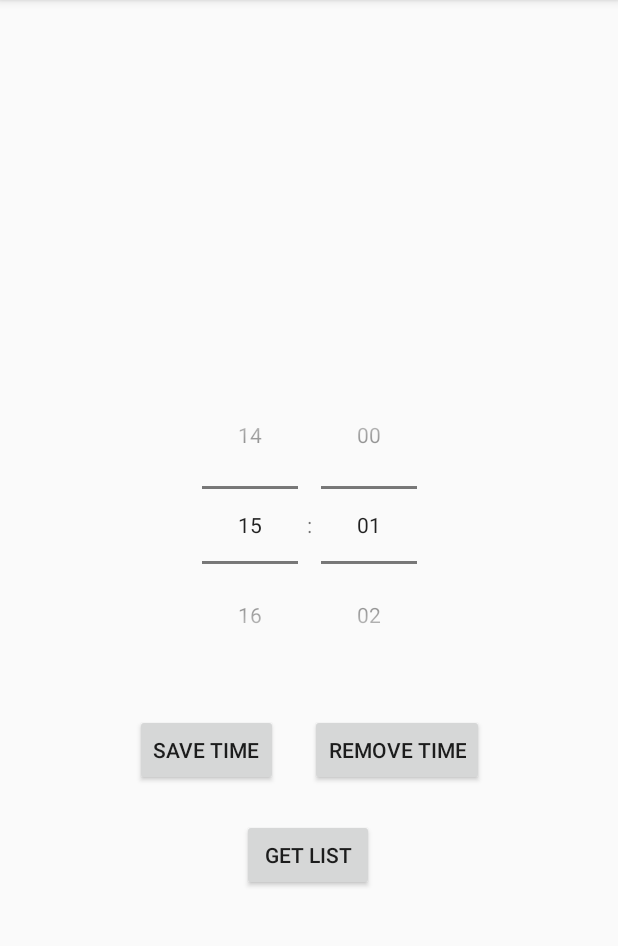
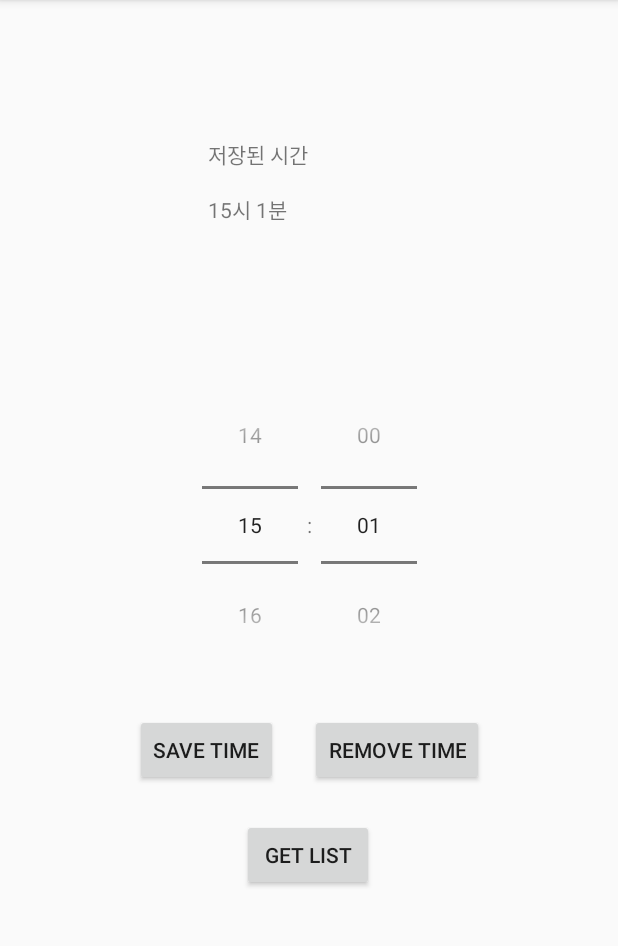
Before and after one commit to baejny/AlarmProject, an Android app: the screen it shows after launch (MainActivity), after a tap on "GET LIST", on a phone screen of 412 x 824 dp, the part 84-1030 px from its top. Run offline under Robolectric (Android 15) with nearby library versions, the phone set to English and light mode, and no system bars.

Commit message:
Merge branch 'master' of https://github.com/baejny/AlarmProject
# Conflicts:
#	app/src/main/java/com/example/alarmproject/MainActivity.java

```diff
--- a/app/src/main/AndroidManifest.xml
+++ b/app/src/main/AndroidManifest.xml
@@ -28,7 +28,6 @@
         </receiver>
 
         <receiver android:name=".AlarmReceiver" />
-
     </application>
 
 </manifest>
--- a/app/src/main/java/com/example/alarmproject/MainActivity.java
+++ b/app/src/main/java/com/example/alarmproject/MainActivity.java
@@ -43,36 +43,13 @@ public class MainActivity extends AppCompatActivity {
         alarmCount = sharedPreferences.getInt("alarmCount", 0);
         Log.d("test", String.valueOf(alarmCount));
 
-
-        /*
-        // 앞서 설정한 값으로 보여주기
-        // 없으면 디폴트 값은 현재시간
-        SharedPreferences sharedPreferences = getSharedPreferences("daily alarm", MODE_PRIVATE);
-        long millis = sharedPreferences.getLong("nextNotifyTime", Calendar.getInstance().getTimeInMillis());
-        Calendar nextNotifyTime = new GregorianCalendar();
-        nextNotifyTime.setTimeInMillis(millis);
-        Date nextDate = nextNotifyTime.getTime();
-        String date_text = new SimpleDateFormat("yyyy년 MM월 dd일 EE요일 a hh시 mm분 ", Locale.getDefault()).format(nextDate);
-        Toast.makeText(getApplicationContext(),"[처음 실행시] 다음 알람은 " + date_text + "으로 알람이 설정되었습니다!", Toast.LENGTH_SHORT).show();
-        // 이전 설정값으로 TimePicker 초기화
-        Date currentTime = nextNotifyTime.getTime();
-        SimpleDateFormat HourFormat = new SimpleDateFormat("kk", Locale.getDefault());
-        SimpleDateFormat MinuteFormat = new SimpleDateFormat("mm", Locale.getDefault());
-        int pre_hour = Integer.parseInt(HourFormat.format(currentTime));
-        int pre_minute = Integer.parseInt(MinuteFormat.format(currentTime));
-        if (Build.VERSION.SDK_INT >= 23 ){
-            picker.setHour(pre_hour);
-            picker.setMinute(pre_minute);
-        }
-        else{
-            picker.setCurrentHour(pre_hour);
-            picker.setCurrentMinute(pre_minute);
-        }
-         */
+        final TextView textView = (TextView)findViewById(R.id.textView);
 
         Button button = (Button) findViewById(R.id.button);
         Button DeleteBtn= (Button) findViewById(R.id.button2);
         Button listBtn = (Button) findViewById(R.id.button3);
+
+        // 등록
         button.setOnClickListener(new View.OnClickListener() {
             @Override
             public void onClick(View arg0) {
@@ -95,7 +72,7 @@ public class MainActivity extends AppCompatActivity {
                 calendar.set(Calendar.SECOND, 0);
 
                 //  AlarmManager 등록 및 Preference에 설정한 값 저장
-                if (alarmCount < 4) {
+                if (alarmCount < 5) {
                     for (int i = 0; i < 5; i++) {
                         if (sharedPreferences.getLong(String.valueOf(i), 0) == 0) {
                             alarmPointer = i;
@@ -118,7 +95,7 @@ public class MainActivity extends AppCompatActivity {
                     editor.apply();
 
                     alarmCount++;
-                    diaryNotification(calendar, alarmCount);
+                    diaryNotification(calendar, alarmPointer);
 
                 }else{
                     Toast.makeText(getApplicationContext(), "알람이 가득 찼습니다.", Toast.LENGTH_SHORT).show();
@@ -130,12 +107,27 @@ public class MainActivity extends AppCompatActivity {
             @Override
             public void onClick(View arg0) {
                 if(alarmCount > 0){
-                    for (int i = 0; i < 5; i++) {
-                        if (sharedPreferences.getLong(String.valueOf(i), 0) == 0) {
-                            alarmPointer = i;
+                    SharedPreferences.Editor editor = getSharedPreferences("daily alarm", MODE_PRIVATE).edit();
+
+                    int i;
+                    for (i = 0;i < 5; i++) {
+                        Log.d("int i", String.valueOf(i));
+                        Log.d("SP", String.valueOf(sharedPreferences.getLong(String.valueOf(i),0)));
+                        Log.d("SSPP", String.valueOf((long)calendar.getTimeInMillis()));
+                        if (sharedPreferences.getLong(String.valueOf(i), 0) == (long)calendar.getTimeInMillis()) {
+                            editor.remove(String.valueOf(i));
+                            editor.apply();
+
+                            alarmCount--;
+                            cancelAlarm(calendar, i);
+
+                            Date currentDateTime = calendar.getTime();
+                            String date_text = new SimpleDateFormat("yyyy년 MM월 dd일 EEE a hh시 mm분 ", Locale.getDefault()).format(currentDateTime);
+                            Toast.makeText(getApplicationContext(), date_text + "의 알람이 삭제되었습니다.", Toast.LENGTH_SHORT).show();
                             break;
                         }
                     }
+
                 }else{
                     Toast.makeText(getApplicationContext(), "삭제할 알람이 없습니다.", Toast.LENGTH_SHORT).show();
                 }
@@ -146,28 +138,49 @@ public class MainActivity extends AppCompatActivity {
         listBtn.setOnClickListener(new View.OnClickListener(){
             @Override
             public void onClick(View arg0){
-                TextView textView = (TextView)findViewById(R.id.textView);
-                SharedPreferences sharedPreferences = getSharedPreferences("daily alarm", MODE_PRIVATE);
-                for (int i = 0; i < 5; i++) {
-                    if (sharedPreferences.getLong(String.valueOf(i), 0) == 1) {
-                        textView.setText(String.valueOf(i));
+                SharedPreferences.Editor editor = getSharedPreferences("daily alarm", MODE_PRIVATE).edit();
+                // 분은 잘 나옴. 시간이 다름
+                String hour_t, min_t;
+                long dayint = 24*60*60*1000;
+                long hourint = 60*60*1000;
+                long minuteint = 60*1000;
+                long day, hours, mins, save;
+
+                textView.setText("저장된 시간"+"\n");
+                for (int i = 0;i < 5; i++) {
+                    if (sharedPreferences.getLong(String.valueOf(i), 0) != 0) {
+                        save = sharedPreferences.getLong(String.valueOf(i), 0);
+                        day = save/dayint; save %=dayint;
+                        hours = save/hourint; save %=hourint;
+                        hour_t = String.valueOf(hours);
+                        textView.append("\n"+hour_t);
+                        mins = save/minuteint; save %=minuteint;
+                        min_t = String.valueOf(mins);
+                        textView.append("시 "+min_t+"분");
                     }
                 }
             }
         });
     }
+    void cancelAlarm(Calendar calendar, int requestCode)
+    {
+        AlarmManager alarmManager = (AlarmManager) getSystemService(Context.ALARM_SERVICE);
+        Intent alarmIntent = new Intent(this, AlarmReceiver.class);
+        PendingIntent pendingIntent = PendingIntent.getBroadcast(this, requestCode, alarmIntent, 0);
+        alarmManager.cancel(pendingIntent);
+        pendingIntent.cancel();
 
+        //ComponentName receiver = new ComponentName(this, DeviceBootReceiver.class);
+    }
 
     void diaryNotification(Calendar calendar, int requestCode)
     {
-//        PreferenceManager.setDefaultValues(this, R.xml.preferences, false);
-//        SharedPreferences sharedPref = PreferenceManager.getDefaultSharedPreferences(this);
-//        Boolean dailyNotify = sharedPref.getBoolean(SettingsActivity.KEY_PREF_DAILY_NOTIFICATION, true);
         Boolean dailyNotify = true; // 무조건 알람을 사용
 
         PackageManager pm = this.getPackageManager();
         ComponentName receiver = new ComponentName(this, DeviceBootReceiver.class);
         Intent alarmIntent = new Intent(this, AlarmReceiver.class);
+        alarmIntent.putExtra("requestCode", String.valueOf(requestCode));
         PendingIntent pendingIntent = PendingIntent.getBroadcast(this, requestCode, alarmIntent, 0);
         AlarmManager alarmManager = (AlarmManager) getSystemService(Context.ALARM_SERVICE);
 
@@ -199,5 +212,4 @@ public class MainActivity extends AppCompatActivity {
 //                    PackageManager.DONT_KILL_APP);
 //        }
     }
-
 }
--- a/app/src/main/res/layout/activity_main.xml
+++ b/app/src/main/res/layout/activity_main.xml
@@ -61,6 +61,8 @@
         android:layout_width="134dp"
         android:layout_height="103dp"
         android:layout_marginBottom="48dp"
+        android:maxLines="5"
+        android:lines="5"
         app:layout_constraintBottom_toTopOf="@+id/timePicker"
         app:layout_constraintEnd_toEndOf="parent"
         app:layout_constraintHorizontal_bias="0.498"
```
Also changed, not shown: app/src/main/java/com/example/alarmproject/AlarmReceiver.java (+10 -5 lines).
